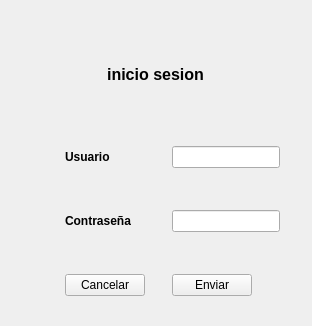
Qt form uifiles/login_window.ui (AlejandroMartinez04/PlanetMovilHermano) before a commit.
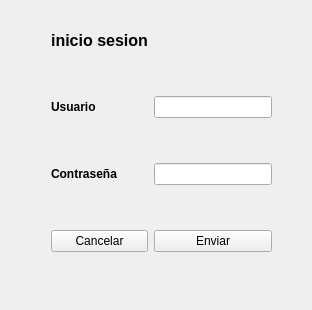
The same form after that commit. Icons and pictures are not drawn.

Diff of the .ui file:
```diff
--- a/uifiles/login_window.ui
+++ b/uifiles/login_window.ui
@@ -10,7 +10,7 @@
     <x>0</x>
     <y>0</y>
     <width>312</width>
-    <height>326</height>
+    <height>310</height>
    </rect>
   </property>
   <property name="sizePolicy">
@@ -22,52 +22,87 @@
   <property name="minimumSize">
    <size>
     <width>312</width>
-    <height>326</height>
+    <height>310</height>
    </size>
   </property>
   <property name="maximumSize">
    <size>
     <width>312</width>
-    <height>326</height>
+    <height>310</height>
    </size>
   </property>
   <property name="windowTitle">
    <string>Inicio sesion</string>
   </property>
-  <widget class="QWidget" name="verticalLayoutWidget_2">
+  <widget class="QWidget" name="gridLayoutWidget">
    <property name="geometry">
     <rect>
-     <x>40</x>
-     <y>20</y>
-     <width>231</width>
-     <height>137</height>
+     <x>51</x>
+     <y>-10</y>
+     <width>221</width>
+     <height>301</height>
     </rect>
    </property>
-   <layout class="QVBoxLayout" name="verticalLayout_2">
-    <item>
-     <widget class="QLabel" name="label">
+   <layout class="QGridLayout" name="gridLayout">
+    <item row="5" column="1">
+     <widget class="QPushButton" name="cancelarBtn">
+      <property name="sizePolicy">
+       <sizepolicy hsizetype="Ignored" vsizetype="Fixed">
+        <horstretch>0</horstretch>
+        <verstretch>0</verstretch>
+       </sizepolicy>
+      </property>
+      <property name="cursor">
+       <cursorShape>PointingHandCursor</cursorShape>
+      </property>
+      <property name="text">
+       <string>Cancelar</string>
+      </property>
+      <property name="icon">
+       <iconset>
+        <normaloff>../assets/newicons/icons8-cancelar-48.png</normaloff>../assets/newicons/icons8-cancelar-48.png</iconset>
+      </property>
+     </widget>
+    </item>
+    <item row="1" column="2">
+     <widget class="QLineEdit" name="userLine">
+      <property name="sizePolicy">
+       <sizepolicy hsizetype="Preferred" vsizetype="Fixed">
+        <horstretch>0</horstretch>
+        <verstretch>0</verstretch>
+       </sizepolicy>
+      </property>
+     </widget>
+    </item>
+    <item row="3" column="1">
+     <widget class="QLabel" name="label_5">
+      <property name="sizePolicy">
+       <sizepolicy hsizetype="Fixed" vsizetype="Fixed">
+        <horstretch>0</horstretch>
+        <verstretch>0</verstretch>
+       </sizepolicy>
+      </property>
       <property name="font">
        <font>
-        <pointsize>12</pointsize>
         <bold>true</bold>
        </font>
       </property>
-      <property name="layoutDirection">
-       <enum>Qt::LeftToRight</enum>
-      </property>
       <property name="text">
-       <string>inicio sesion</string>
-      </property>
-      <property name="alignment">
-       <set>Qt::AlignCenter</set>
+       <string>Contraseña</string>
       </property>
      </widget>
     </item>
-    <item>
+    <item row="0" column="2">
      <widget class="QPushButton" name="pushButton">
       <property name="enabled">
        <bool>true</bool>
       </property>
+      <property name="cursor">
+       <cursorShape>ArrowCursor</cursorShape>
+      </property>
+      <property name="autoFillBackground">
+       <bool>false</bool>
+      </property>
       <property name="text">
        <string/>
       </property>
@@ -89,118 +124,20 @@
       </property>
      </widget>
     </item>
-   </layout>
-  </widget>
-  <widget class="QWidget" name="gridLayoutWidget">
-   <property name="geometry">
-    <rect>
-     <x>10</x>
-     <y>110</y>
-     <width>291</width>
-     <height>225</height>
-    </rect>
-   </property>
-   <layout class="QGridLayout" name="gridLayout">
-    <item row="4" column="2">
-     <widget class="QPushButton" name="cancelarBtn">
-      <property name="sizePolicy">
-       <sizepolicy hsizetype="Fixed" vsizetype="Fixed">
-        <horstretch>0</horstretch>
-        <verstretch>0</verstretch>
-       </sizepolicy>
-      </property>
-      <property name="cursor">
-       <cursorShape>PointingHandCursor</cursorShape>
-      </property>
-      <property name="text">
-       <string>Cancelar</string>
-      </property>
-      <property name="icon">
-       <iconset>
-        <normaloff>../assets/newicons/icons8-cancelar-48.png</normaloff>../assets/newicons/icons8-cancelar-48.png</iconset>
-      </property>
-     </widget>
-    </item>
-    <item row="4" column="3">
-     <widget class="QPushButton" name="enviarBtn">
-      <property name="sizePolicy">
-       <sizepolicy hsizetype="Fixed" vsizetype="Fixed">
-        <horstretch>0</horstretch>
-        <verstretch>0</verstretch>
-       </sizepolicy>
-      </property>
-      <property name="cursor">
-       <cursorShape>PointingHandCursor</cursorShape>
-      </property>
-      <property name="text">
-       <string>Enviar</string>
-      </property>
-      <property name="icon">
-       <iconset>
-        <normaloff>../assets/newicons/icons8-enviar-48.png</normaloff>../assets/newicons/icons8-enviar-48.png</iconset>
-      </property>
-     </widget>
-    </item>
-    <item row="3" column="3">
+    <item row="3" column="2">
      <widget class="QLineEdit" name="pwLine">
       <property name="sizePolicy">
-       <sizepolicy hsizetype="Fixed" vsizetype="Fixed">
+       <sizepolicy hsizetype="Preferred" vsizetype="Fixed">
         <horstretch>0</horstretch>
         <verstretch>0</verstretch>
        </sizepolicy>
       </property>
       <property name="echoMode">
-       <enum>QLineEdit::PasswordEchoOnEdit</enum>
-      </property>
-     </widget>
-    </item>
-    <item row="1" column="3">
-     <widget class="QLineEdit" name="userLine">
-      <property name="sizePolicy">
-       <sizepolicy hsizetype="Fixed" vsizetype="Fixed">
-        <horstretch>0</horstretch>
-        <verstretch>0</verstretch>
-       </sizepolicy>
+       <enum>QLineEdit::EchoMode::PasswordEchoOnEdit</enum>
       </property>
      </widget>
     </item>
     <item row="1" column="1">
-     <widget class="QLabel" name="label_2">
-      <property name="sizePolicy">
-       <sizepolicy hsizetype="Fixed" vsizetype="Fixed">
-        <horstretch>0</horstretch>
-        <verstretch>0</verstretch>
-       </sizepolicy>
-      </property>
-      <property name="font">
-       <font>
-        <bold>true</bold>
-       </font>
-      </property>
-      <property name="text">
-       <string/>
-      </property>
-     </widget>
-    </item>
-    <item row="3" column="1">
-     <widget class="QLabel" name="label_3">
-      <property name="sizePolicy">
-       <sizepolicy hsizetype="Fixed" vsizetype="Fixed">
-        <horstretch>0</horstretch>
-        <verstretch>0</verstretch>
-       </sizepolicy>
-      </property>
-      <property name="font">
-       <font>
-        <bold>true</bold>
-       </font>
-      </property>
-      <property name="text">
-       <string/>
-      </property>
-     </widget>
-    </item>
-    <item row="1" column="2">
      <widget class="QLabel" name="label_4">
       <property name="sizePolicy">
        <sizepolicy hsizetype="Fixed" vsizetype="Fixed">
@@ -218,21 +155,42 @@
       </property>
      </widget>
     </item>
-    <item row="3" column="2">
-     <widget class="QLabel" name="label_5">
+    <item row="5" column="2">
+     <widget class="QPushButton" name="enviarBtn">
       <property name="sizePolicy">
-       <sizepolicy hsizetype="Fixed" vsizetype="Fixed">
+       <sizepolicy hsizetype="Ignored" vsizetype="Fixed">
         <horstretch>0</horstretch>
         <verstretch>0</verstretch>
        </sizepolicy>
       </property>
+      <property name="cursor">
+       <cursorShape>PointingHandCursor</cursorShape>
+      </property>
+      <property name="text">
+       <string>Enviar</string>
+      </property>
+      <property name="icon">
+       <iconset>
+        <normaloff>../assets/newicons/icons8-enviar-48.png</normaloff>../assets/newicons/icons8-enviar-48.png</iconset>
+      </property>
+     </widget>
+    </item>
+    <item row="0" column="1">
+     <widget class="QLabel" name="label_2">
       <property name="font">
        <font>
+        <pointsize>12</pointsize>
         <bold>true</bold>
        </font>
       </property>
+      <property name="layoutDirection">
+       <enum>Qt::LayoutDirection::LeftToRight</enum>
+      </property>
       <property name="text">
-       <string>Contraseña</string>
+       <string>inicio sesion</string>
+      </property>
+      <property name="alignment">
+       <set>Qt::AlignmentFlag::AlignCenter</set>
       </property>
      </widget>
     </item>
```
Left out of the diff: 3 changed lines with no effect on the pictures.
